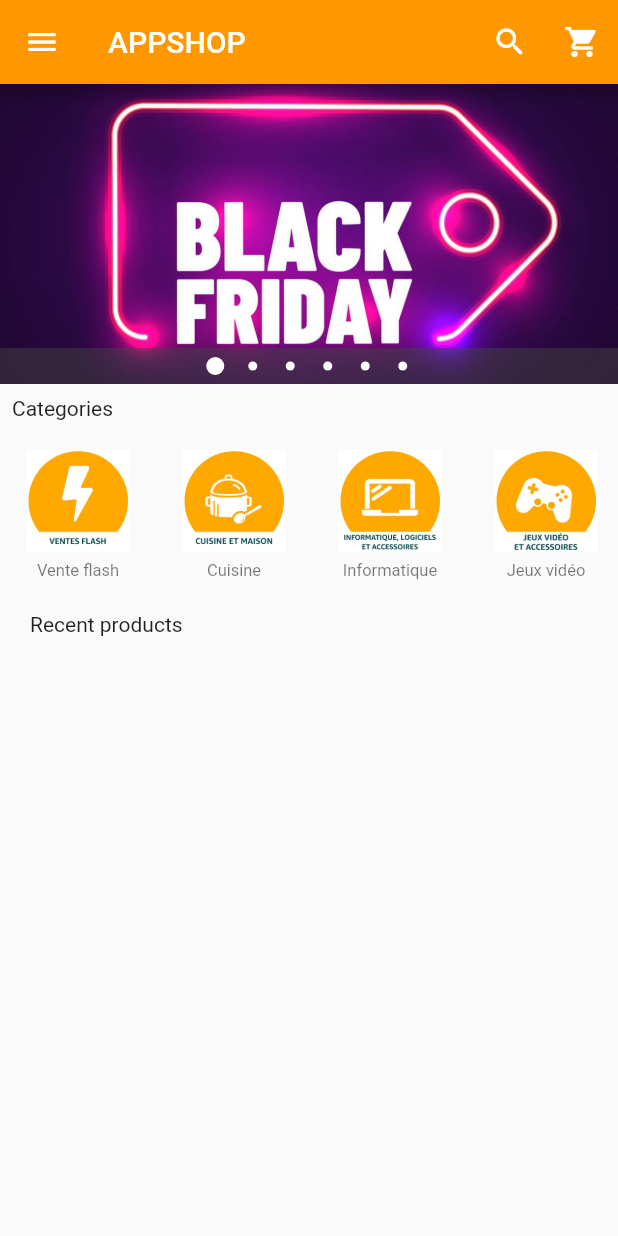
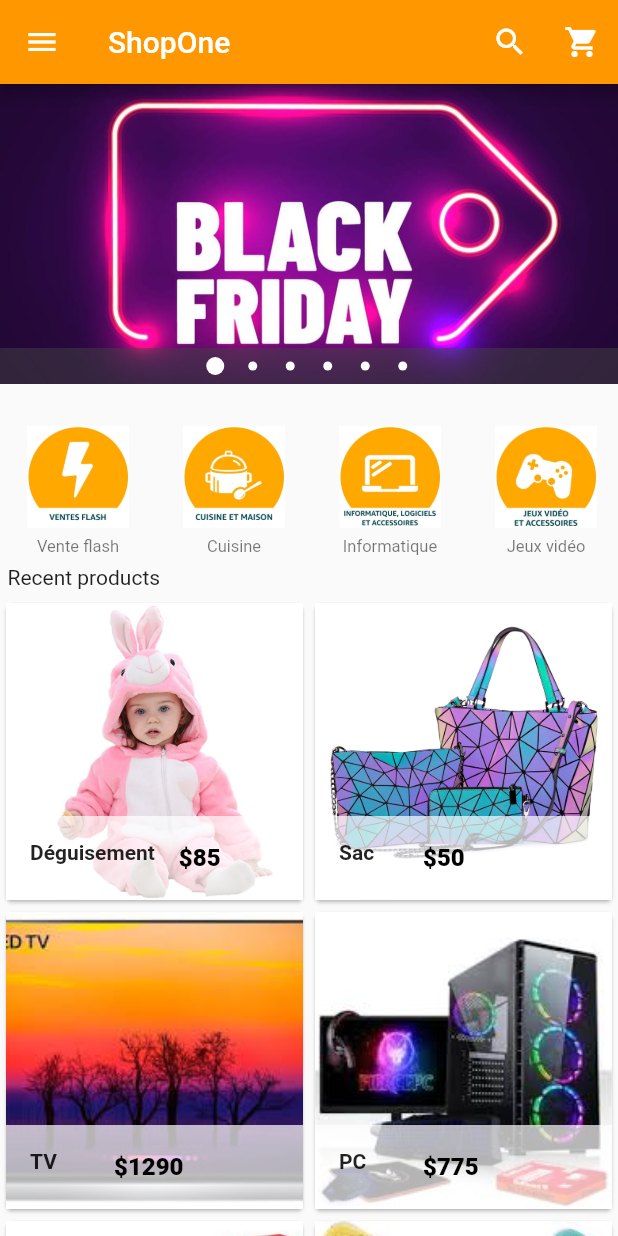
Before and after one commit to J4ckyLIM/E-Commerce, a Flutter app: the HomePage screen opened by its route, on a phone screen of 412 x 824 dp. Run offline on Flutter 3.47's test engine with Material 2 defaults, Android fonts, the light colour scheme and no system bars; drawn by our look-alikes of carousel_pro; our stand-ins replace cloud_firestore, firebase_auth, firebase_core, firebase_database; accounts and stored records are empty.

Commit message:
unification taff Hugo - Riyad

```diff
--- a/e_commerce/lib/components/products.dart
+++ b/e_commerce/lib/components/products.dart
@@ -14,7 +14,7 @@ class _ProductsState extends State<Products> {
         "picture": "images/products/blazer1.jpeg",
         "price": 85,
         "quantity": 0,
-        "tag": "vente flash",
+        "tag": 2,
         "description": "Tout seul, il met son déguisement de tigre. Comme c'est une combinaison, elle est facile à enfiler au-dessus de ses vêtements. La capuche est la tête du félin. Une fois entré dans la peau de son animal ..."
     },
     {
--- a/e_commerce/lib/home.dart
+++ b/e_commerce/lib/home.dart
@@ -6,6 +6,7 @@ import 'package:cloud_firestore/cloud_firestore.dart';
 import 'components/customCard.dart';
 import 'components/horizontal_listview.dart';
 import 'components/products.dart';
+import 'pages/shopping_cart.dart';
 
 class HomePage extends StatefulWidget {
   HomePage({Key key, this.title, this.uid}) : super(key: key); //update this to include the uid in the constructor
@@ -17,14 +18,11 @@ class HomePage extends StatefulWidget {
 }
 
 class _HomePageState extends State<HomePage> {
-  TextEditingController taskTitleInputController;
-  TextEditingController taskDescripInputController;
+
   FirebaseUser currentUser;
 
   @override
   initState() {
-    taskTitleInputController = new TextEditingController();
-    taskDescripInputController = new TextEditingController();
     this.getCurrentUser();
     super.initState();
   }
@@ -64,7 +62,7 @@ class _HomePageState extends State<HomePage> {
      return Scaffold(
       appBar: AppBar(
         backgroundColor: Colors.orange,
-        title: Text('APPSHOP'),
+        title: Text('ShopOne'),
         actions: <Widget>[
           new IconButton(
               icon: Icon(
@@ -77,7 +75,9 @@ class _HomePageState extends State<HomePage> {
                 Icons.shopping_cart,
                 color: Colors.white,
               ),
-              onPressed: () {})
+              onPressed: () {
+                Navigator.push(context, MaterialPageRoute(builder: (context) => ShoppingCart()));
+              })
         ],
       ),
       drawer: new Drawer(
@@ -95,13 +95,13 @@ class _HomePageState extends State<HomePage> {
                   ),
                 ),
               ),
-              decoration: new BoxDecoration(color: Colors.red),
+              decoration: new BoxDecoration(color: Colors.orange),
             ),
             InkWell(
               onTap: () {},
               child: ListTile(
                 title: Text('Home Page'),
-                leading: Icon(Icons.home),
+                leading: Icon(Icons.home, color: Colors.orange),
               ),
             ),
             InkWell(
@@ -112,28 +112,28 @@ class _HomePageState extends State<HomePage> {
               },
               child: ListTile(
                 title: Text('My Account'),
-                leading: Icon(Icons.person),
+                leading: Icon(Icons.person, color: Colors.orange),
               ),
             ),
             InkWell(
               onTap: () {},
               child: ListTile(
                 title: Text('My Orders'),
-                leading: Icon(Icons.shopping_basket),
+                leading: Icon(Icons.shopping_basket,color: Colors.orange),
               ),
             ),
             InkWell(
               onTap: () {},
               child: ListTile(
-                title: Text('Categoris'),
-                leading: Icon(Icons.dashboard),
+                title: Text('Dashboard'),
+                leading: Icon(Icons.dashboard, color: Colors.orange),
               ),
             ),
             InkWell(
               onTap: () {},
               child: ListTile(
                 title: Text('Favorites'),
-                leading: Icon(Icons.favorite),
+                leading: Icon(Icons.favorite, color: Colors.orange),
               ),
             ),
             Divider(),
@@ -174,14 +174,18 @@ class _HomePageState extends State<HomePage> {
           //padding widget
           new Padding(
             padding: const EdgeInsets.all(8.0),
-            child: new Text('Categories'),
+            // child: new Text('Categories'),
           ),
           //Horizontal List view begins here
           HorizontalList(),
           //padding widget
           new Padding(
-            padding: const EdgeInsets.all(20.0),
+            padding: const EdgeInsets.all(5.0),
             child: new Text('Recent products'),
+          ),
+          Container(
+            height: 450.0,
+            child: Products(),
           ),
           //grid view
           Container(
```
Also changed, not shown: e_commerce/lib/LoginPage.dart (+6 -2 lines), e_commerce/lib/main.dart (+4 -3 lines), e_commerce/lib/product_details.dart (+40 -9 lines).
